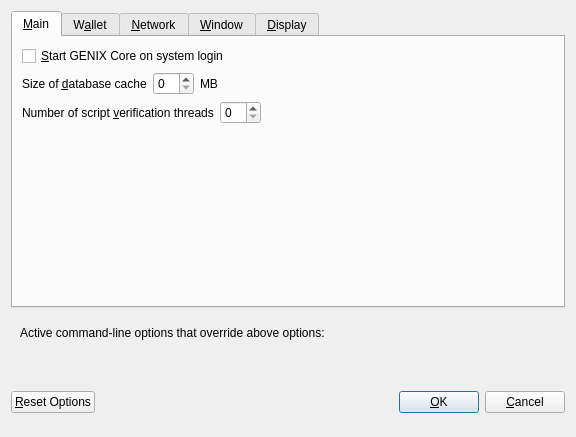
Before: the Qt Designer form src/qt/forms/optionsdialog.ui in genix-project/genix, drawn with Qt 5.
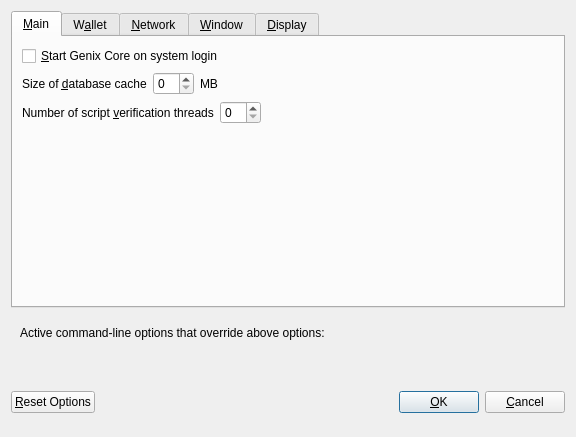
After: the same form once the commit is applied. Custom widgets are drawn as their Qt base class.

Commit message: update src/qt/forms GENIX & Genix so its not conflicting with ticker.

Patch:
```diff
--- a/src/qt/forms/optionsdialog.ui
+++ b/src/qt/forms/optionsdialog.ui
@@ -33,7 +33,7 @@
           <string>Automatically start GENIX Core after logging in to the system.</string>
          </property>
          <property name="text">
-          <string>&amp;Start GENIX Core on system login</string>
+          <string>&amp;Start Genix Core on system login</string>
          </property>
         </widget>
        </item>
```
Left out of the diff: 10 changed lines with no effect on the pictures. The commit also changes 11 other files.
